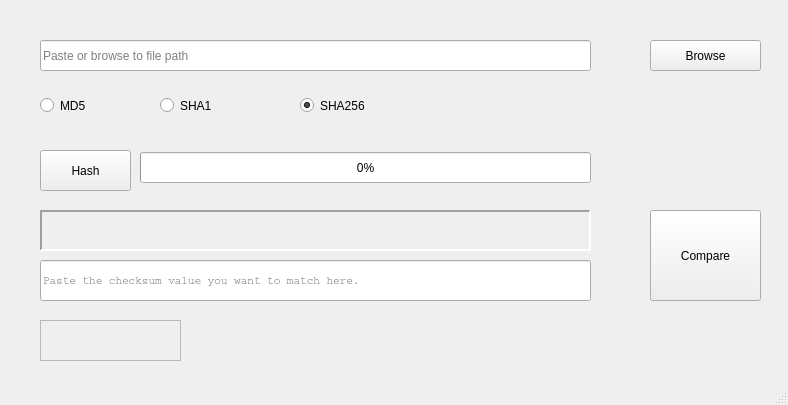
Above: hasher.ui from rikeijin/hasher before the change. Below: the same form after it.
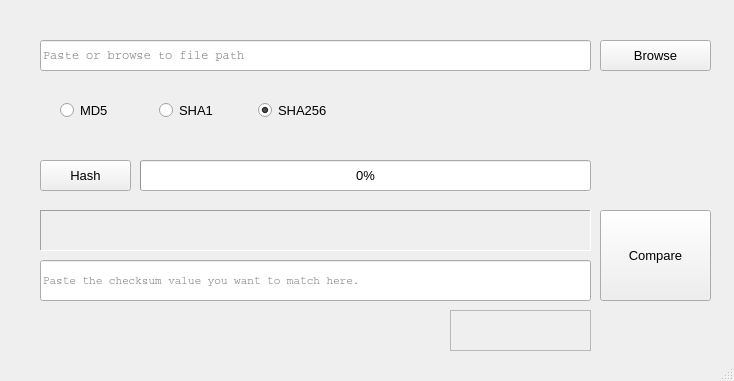
That is the form after the change.

Commit message: add two Class: Worker and WorkerSignal

Diff of the .ui file:
```diff
--- a/hasher.ui
+++ b/hasher.ui
@@ -6,8 +6,8 @@
    <rect>
     <x>0</x>
     <y>0</y>
-    <width>788</width>
-    <height>405</height>
+    <width>734</width>
+    <height>381</height>
    </rect>
   </property>
   <property name="windowTitle">
@@ -20,32 +20,22 @@
    <widget class="QToolButton" name="browse">
     <property name="geometry">
      <rect>
-      <x>650</x>
+      <x>600</x>
       <y>40</y>
       <width>111</width>
       <height>31</height>
      </rect>
     </property>
+    <property name="font">
+     <font>
+      <family>Arial</family>
+      <pointsize>10</pointsize>
+     </font>
+    </property>
     <property name="text">
      <string>Browse</string>
     </property>
    </widget>
-   <widget class="QRadioButton" name="radio_md5">
-    <property name="geometry">
-     <rect>
-      <x>40</x>
-      <y>90</y>
-      <width>111</width>
-      <height>31</height>
-     </rect>
-    </property>
-    <property name="text">
-     <string>MD5</string>
-    </property>
-    <property name="checked">
-     <bool>false</bool>
-    </property>
-   </widget>
    <widget class="QLineEdit" name="file_path">
     <property name="geometry">
      <rect>
@@ -55,48 +45,30 @@
       <height>31</height>
      </rect>
     </property>
+    <property name="font">
+     <font>
+      <family>Courier</family>
+     </font>
+    </property>
     <property name="placeholderText">
      <string>Paste or browse to file path</string>
     </property>
    </widget>
-   <widget class="QRadioButton" name="radio_sha1">
-    <property name="geometry">
-     <rect>
-      <x>160</x>
-      <y>90</y>
-      <width>111</width>
-      <height>31</height>
-     </rect>
-    </property>
-    <property name="text">
-     <string>SHA1</string>
-    </property>
-   </widget>
-   <widget class="QRadioButton" name="radio_sha256">
-    <property name="geometry">
-     <rect>
-      <x>300</x>
-      <y>90</y>
-      <width>141</width>
-      <height>31</height>
-     </rect>
-    </property>
-    <property name="text">
-     <string>SHA256</string>
-    </property>
-    <property name="checked">
-     <bool>true</bool>
-    </property>
-   </widget>
    <widget class="QPushButton" name="hash">
     <property name="geometry">
      <rect>
       <x>40</x>
-      <y>150</y>
+      <y>160</y>
       <width>91</width>
-      <height>41</height>
+      <height>31</height>
      </rect>
     </property>
+    <property name="font">
+     <font>
+      <family>Arial</family>
+      <pointsize>10</pointsize>
+     </font>
+    </property>
     <property name="text">
      <string>Hash</string>
     </property>
@@ -126,7 +98,7 @@
      <enum>QFrame::Sunken</enum>
     </property>
     <property name="lineWidth">
-     <number>2</number>
+     <number>1</number>
     </property>
     <property name="text">
      <string/>
@@ -160,12 +132,18 @@
    <widget class="QPushButton" name="compare">
     <property name="geometry">
      <rect>
-      <x>650</x>
+      <x>600</x>
       <y>210</y>
       <width>111</width>
       <height>91</height>
      </rect>
     </property>
+    <property name="font">
+     <font>
+      <family>Arial</family>
+      <pointsize>10</pointsize>
+     </font>
+    </property>
     <property name="text">
      <string>Compare</string>
     </property>
@@ -173,8 +151,8 @@
    <widget class="QLabel" name="match_label">
     <property name="geometry">
      <rect>
-      <x>40</x>
-      <y>320</y>
+      <x>450</x>
+      <y>310</y>
       <width>141</width>
       <height>41</height>
      </rect>
@@ -182,9 +160,9 @@
     <property name="font">
      <font>
       <family>Arial</family>
-      <pointsize>10</pointsize>
+      <pointsize>20</pointsize>
       <weight>75</weight>
-      <italic>true</italic>
+      <italic>false</italic>
       <bold>true</bold>
      </font>
     </property>
@@ -200,16 +178,24 @@
     <property name="text">
      <string/>
     </property>
+    <property name="alignment">
+     <set>Qt::AlignRight|Qt::AlignTrailing|Qt::AlignVCenter</set>
+    </property>
    </widget>
    <widget class="QProgressBar" name="progressBar">
     <property name="geometry">
      <rect>
       <x>140</x>
-      <y>152</y>
+      <y>160</y>
       <width>451</width>
       <height>31</height>
      </rect>
     </property>
+    <property name="font">
+     <font>
+      <pointsize>10</pointsize>
+     </font>
+    </property>
     <property name="value">
      <number>0</number>
     </property>
@@ -217,6 +203,63 @@
      <set>Qt::AlignCenter</set>
     </property>
    </widget>
+   <widget class="QWidget" name="">
+    <property name="geometry">
+     <rect>
+      <x>60</x>
+      <y>90</y>
+      <width>291</width>
+      <height>41</height>
+     </rect>
+    </property>
+    <layout class="QHBoxLayout" name="horizontalLayout">
+     <item>
+      <widget class="QRadioButton" name="radio_md5">
+       <property name="font">
+        <font>
+         <family>Arial</family>
+         <pointsize>10</pointsize>
+        </font>
+       </property>
+       <property name="text">
+        <string>MD5</string>
+       </property>
+       <property name="checked">
+        <bool>false</bool>
+       </property>
+      </widget>
+     </item>
+     <item>
+      <widget class="QRadioButton" name="radio_sha1">
+       <property name="font">
+        <font>
+         <family>Arial</family>
+         <pointsize>10</pointsize>
+        </font>
+       </property>
+       <property name="text">
+        <string>SHA1</string>
+       </property>
+      </widget>
+     </item>
+     <item>
+      <widget class="QRadioButton" name="radio_sha256">
+       <property name="font">
+        <font>
+         <family>Arial</family>
+         <pointsize>10</pointsize>
+        </font>
+       </property>
+       <property name="text">
+        <string>SHA256</string>
+       </property>
+       <property name="checked">
+        <bool>true</bool>
+       </property>
+      </widget>
+     </item>
+    </layout>
+   </widget>
   </widget>
   <widget class="QMenuBar" name="menubar">
    <property name="geometry">
```
Left out of the diff: 5 changed lines with no effect on the pictures. The commit also changes 13 other files.
